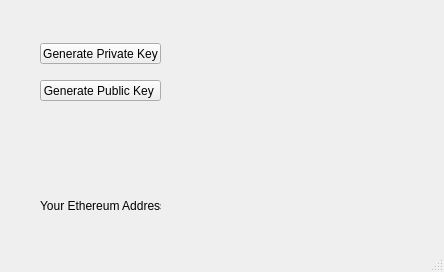
The window that ethereumwalletgenerator.ui (tanogedler/Ethereum-Wallet-Generator) describes before a commit, drawn with Qt 5.
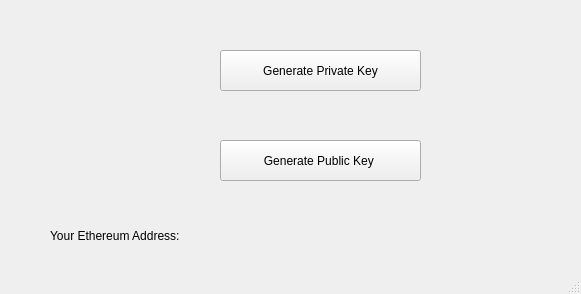
The same window after the commit.

Commit message: Nueva version de la interfaz. Se agrega el generador de direccion en Ethereum

The edit to the form file:
```diff
--- a/ethereumwalletgenerator.ui
+++ b/ethereumwalletgenerator.ui
@@ -6,8 +6,8 @@
    <rect>
     <x>0</x>
     <y>0</y>
-    <width>444</width>
-    <height>272</height>
+    <width>581</width>
+    <height>294</height>
    </rect>
   </property>
   <property name="windowTitle">
@@ -17,10 +17,10 @@
    <widget class="QPushButton" name="pushButton">
     <property name="geometry">
      <rect>
-      <x>40</x>
-      <y>43</y>
-      <width>121</width>
-      <height>21</height>
+      <x>220</x>
+      <y>50</y>
+      <width>201</width>
+      <height>41</height>
      </rect>
     </property>
     <property name="text">
@@ -30,10 +30,10 @@
    <widget class="QPushButton" name="pushButton_2">
     <property name="geometry">
      <rect>
-      <x>40</x>
-      <y>80</y>
-      <width>121</width>
-      <height>21</height>
+      <x>220</x>
+      <y>140</y>
+      <width>201</width>
+      <height>41</height>
      </rect>
     </property>
     <property name="text">
@@ -43,9 +43,9 @@
    <widget class="QLabel" name="label">
     <property name="geometry">
      <rect>
-      <x>40</x>
-      <y>190</y>
-      <width>121</width>
+      <x>50</x>
+      <y>220</y>
+      <width>461</width>
       <height>31</height>
      </rect>
     </property>
```
The commit also changes 2 other files.
